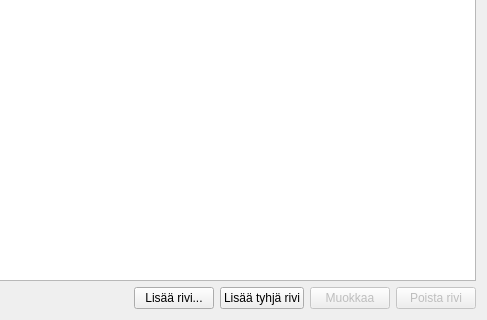
First picture: the form in kitupiikki/apuri/tilioteapuri.ui, repository artoh/kitupiikki, before the edit; both pictures show x 437 to 924 and y 179 to 499 of the 924 by 499 pixel window.
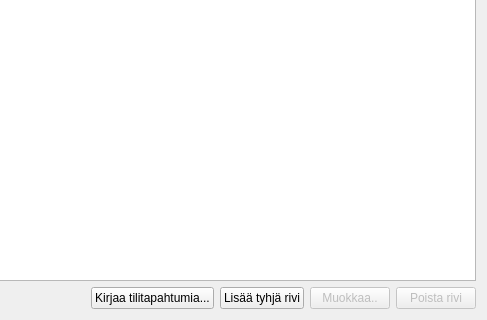
Second picture: the form after the edit. Icons and pictures are not drawn. Custom widgets are drawn as their Qt base class.

Diff of the .ui file:
```diff
--- a/kitupiikki/apuri/tilioteapuri.ui
+++ b/kitupiikki/apuri/tilioteapuri.ui
@@ -91,7 +91,7 @@
      <item>
       <widget class="QPushButton" name="lisaaRiviNappi">
        <property name="text">
-        <string>Lisää rivi...</string>
+        <string>Kirjaa tilitapahtumia...</string>
        </property>
        <property name="icon">
         <iconset resource="../pic/pic.qrc">
@@ -116,7 +116,7 @@
         <bool>false</bool>
        </property>
        <property name="text">
-        <string>Muokkaa</string>
+        <string>Muokkaa..</string>
        </property>
        <property name="icon">
         <iconset resource="../pic/pic.qrc">
```
Left out of the diff: 4 changed lines with no effect on the pictures.
